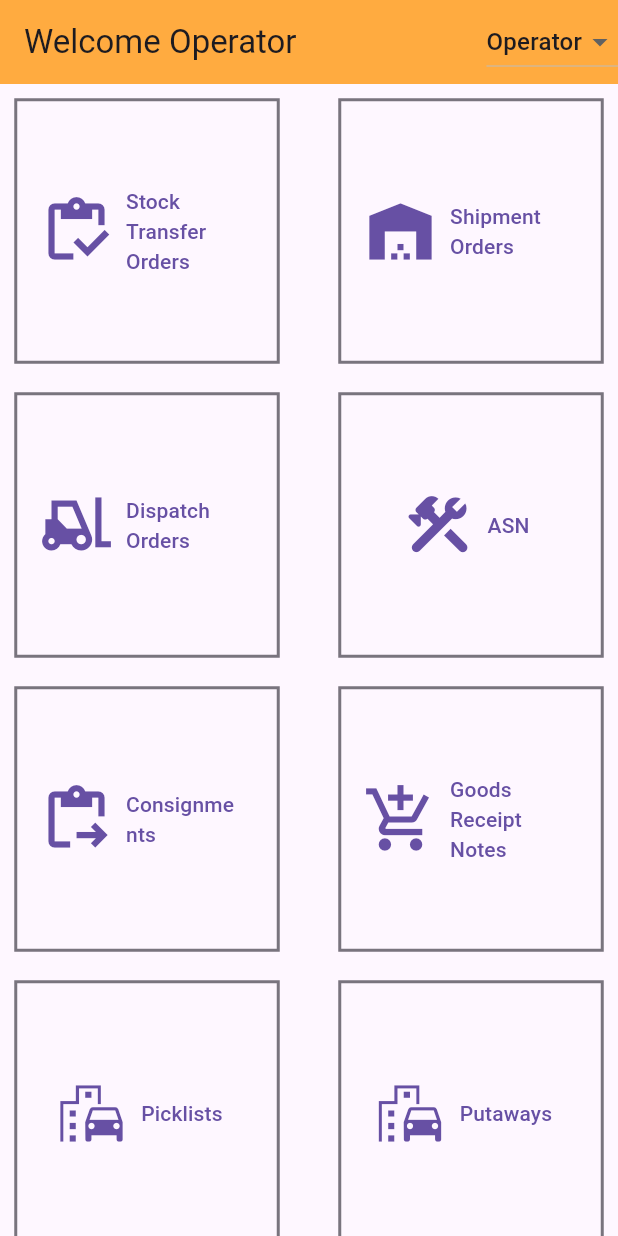
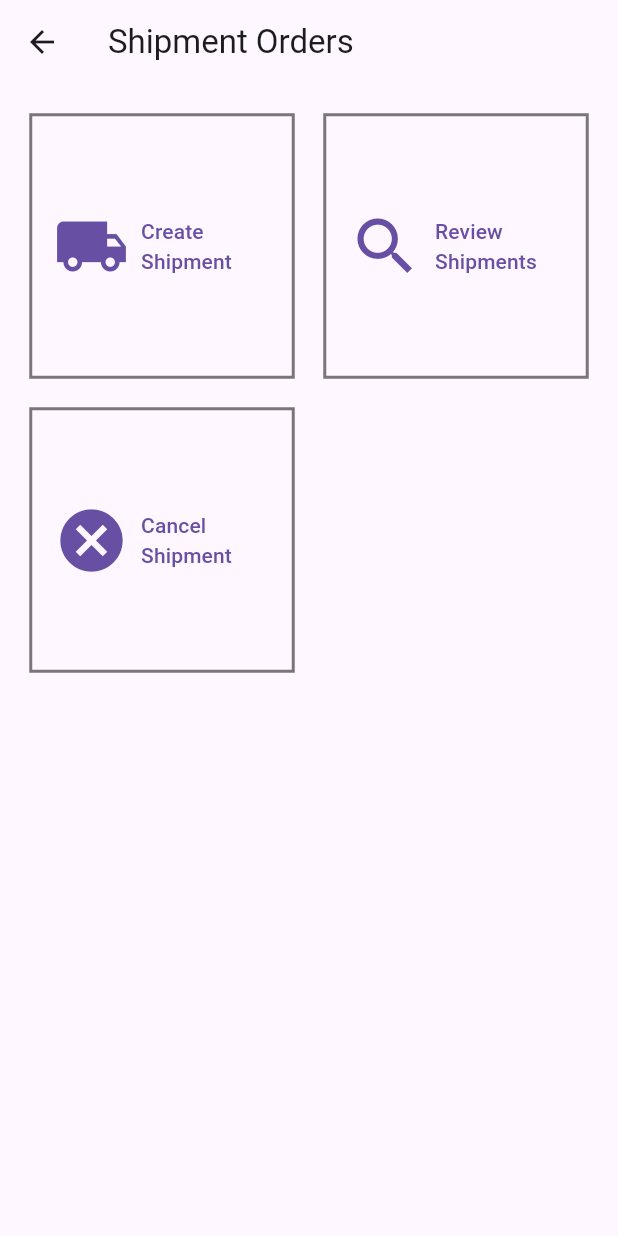
Before and after one commit to iamvedantp/wms_ui, a Flutter app: the screen it shows after launch, after a tap on "Shipment Orders", on a phone screen of 412 x 824 dp. Run offline on Flutter 3.47's test engine with Material 3 defaults, Android fonts, the phone set to English and light mode, and no system bars; our stand-ins replace font_awesome_flutter; missing offline and left inert: qr_code_scanner.

Commit message:
Shipment Orders Functions & Button updated

```diff
--- /dev/null
+++ b/lib/Functions/Operator Functions/Shipment Orders/shipmentordershome.dart
@@ -0,0 +1,56 @@
+import 'package:code_practice/Functions/Operator%20Functions/Shipment%20Orders/shipment_create.dart';
+import 'package:code_practice/Functions/Operator%20Functions/Shipment%20Orders/shipment_review.dart';
+import 'package:flutter/material.dart';
+
+class ShipmentOrdersHome extends StatelessWidget {
+  @override
+  Widget build(BuildContext context) {
+    final ButtonStyle outlinedButtonStyle = OutlinedButton.styleFrom(
+      shape: const BeveledRectangleBorder(),
+    );
+
+    return Scaffold(
+      appBar: AppBar(
+        title: const Text('Shipment Orders'),
+      ),
+      body: GridView.count(
+        crossAxisCount: 2,
+        crossAxisSpacing: 20,
+        mainAxisSpacing: 20,
+        padding: const EdgeInsets.all(20),
+        children: [
+          OutlinedButton.icon(
+            icon: const Icon(Icons.local_shipping, size: 50),
+            style: outlinedButtonStyle,
+            onPressed: () {
+              Navigator.push(
+                context,
+                MaterialPageRoute(builder: (context) => ShipmentCreatePage()),
+              );
+            },
+            label: const Text('Create Shipment'),
+          ),
+          OutlinedButton.icon(
+            icon: const Icon(Icons.search, size: 50),
+            style: outlinedButtonStyle,
+            onPressed: () {
+              Navigator.push(
+                context,
+                MaterialPageRoute(builder: (context) => ShipmentReviewPage()),
+              );
+            },
+            label: const Text('Review Shipments'),
+          ),
+          OutlinedButton.icon(
+            icon: const Icon(Icons.cancel, size: 50),
+            style: outlinedButtonStyle,
+            onPressed: () {
+              // Add functionality for cancel shipment
+            },
+            label: const Text('Cancel Shipment'),
+          ),
+        ],
+      ),
+    );
+  }
+}
--- a/lib/Homepages/operator_homepage.dart
+++ b/lib/Homepages/operator_homepage.dart
@@ -1,4 +1,5 @@
 import 'package:code_practice/Functions/Operator%20Functions/STO/sto_home.dart';
+import 'package:code_practice/Functions/Operator%20Functions/Shipment%20Orders/shipmentordershome.dart';
 import 'package:code_practice/Homepages/carrier_homepage.dart';
 import 'package:code_practice/Functions/Operator%20Functions/Picklists/picklists_function_page.dart';
 import 'package:code_practice/Functions/Operator%20Functions/Consignments/consignments_fuction_page.dart';
@@ -75,7 +76,12 @@ class ButtonsHomepage extends StatelessWidget {
             iconAlignment: IconAlignment.start,
             icon: const FaIcon(Icons.warehouse, size: 50),
             style: outlinedButtonStyle,
-            onPressed: () {},
+            onPressed: () {
+              Navigator.push(
+                context,
+                MaterialPageRoute(builder: (context) => ShipmentOrdersHome()),
+              );
+            },
             label: const Text('Shipment Orders'),
           ),
           OutlinedButton.icon(
```
Also changed, not shown: lib/Functions/Operator Functions/Shipment Orders/shipment_create.dart (added, +89 -0 lines), lib/Functions/Operator Functions/Shipment Orders/shipment_review.dart (added, +72 -0 lines).
